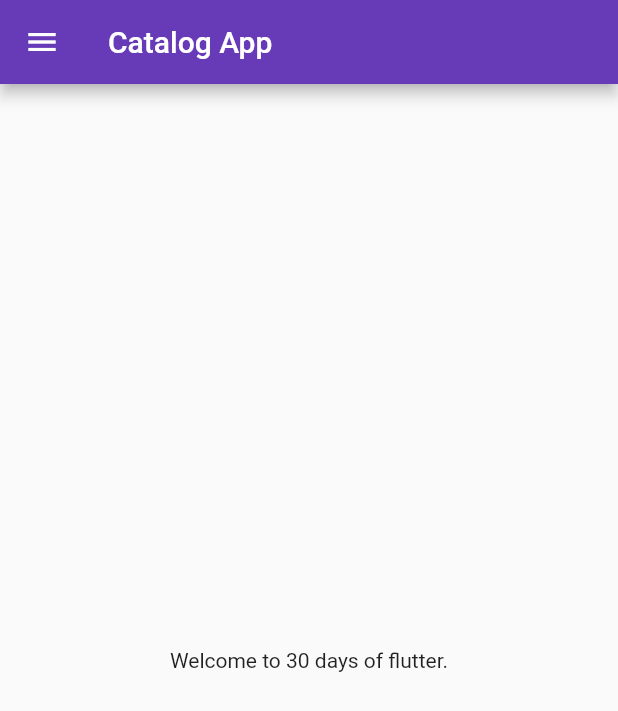
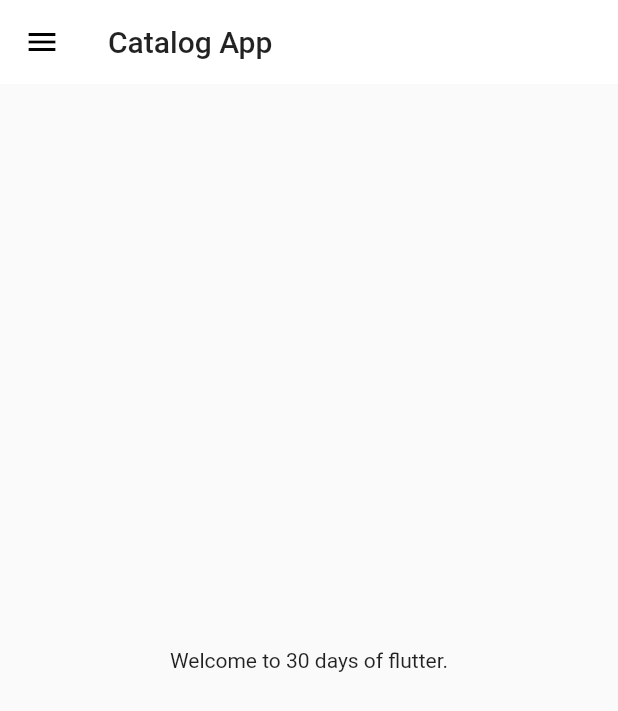
Before and after one commit to AnantKumawat22/Catalog-App, a Flutter app: the screen it shows after launch, on a phone screen of 412 x 824 dp. Shown: the top 711 px of the screen. Run offline on Flutter 3.47's test engine with Material 2 defaults, Android fonts, the phone set to English and light mode, and no system bars.

Commit message:
Day 9 Completed

```diff
--- a/lib/main.dart
+++ b/lib/main.dart
@@ -2,6 +2,7 @@ import "package:flutter/material.dart";
 import 'package:flutter_catalog/pages/home_page.dart';
 import 'package:flutter_catalog/pages/login_page.dart';
 import 'package:flutter_catalog/utils/routes.dart';
+import 'package:flutter_catalog/widgets/themes.dart';
 // import 'package:google_fonts/google_fonts.dart';
 
 void main(){
@@ -18,10 +19,7 @@ class MyApp extends StatelessWidget {
       debugShowCheckedModeBanner: false,
       // home: HomePage(),
       themeMode: ThemeMode.light,
-      theme: ThemeData(
-        primarySwatch: Colors.deepPurple,
-        // fontFamily: GoogleFonts.lato().fontFamily,
-      ),
+      theme: MyTheme.LightTheme(context),
       darkTheme: ThemeData(
         brightness: Brightness.dark
       ),
--- /dev/null
+++ b/lib/widgets/themes.dart
@@ -0,0 +1,18 @@
+import 'package:flutter/material.dart';
+
+class MyTheme {
+  static ThemeData LightTheme(BuildContext context) => ThemeData(
+        primarySwatch: Colors.deepPurple,
+        appBarTheme: AppBarTheme(
+          color: Colors.white,
+          elevation: 0.0,
+          iconTheme: IconThemeData(color: Colors.black),
+          titleTextStyle: Theme.of(context).textTheme.headline6,
+        ),
+        // fontFamily: GoogleFonts.lato().fontFamily,
+      );
+
+  static ThemeData DarkTheme(BuildContext context) => ThemeData(
+        brightness: Brightness.dark
+      );
+}
```
Also changed, not shown: lib/models/catalog.dart (added, +19 -0 lines).
